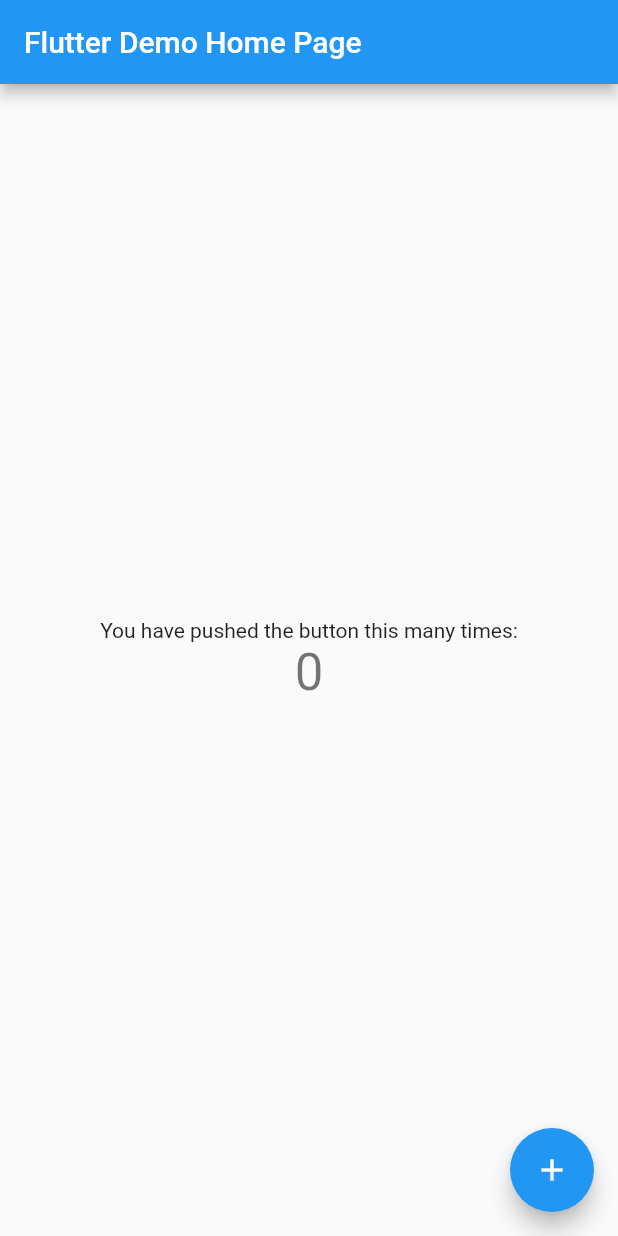
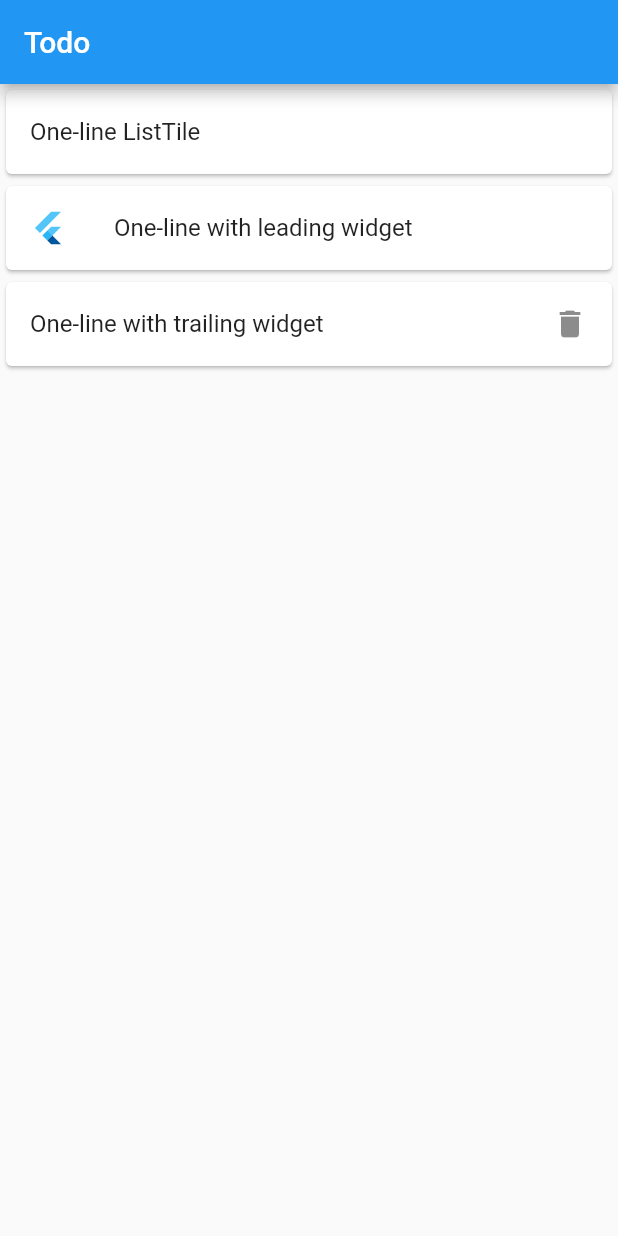
Before and after one commit to CodeForGhost/todo_flutter, a Flutter app: the screen it shows after launch, on a phone screen of 412 x 824 dp. Run offline on Flutter 3.47's test engine with Material 2 defaults, Android fonts, the phone set to English and light mode, and no system bars.

Commit message:
UI of todo

```diff
--- a/lib/main.dart
+++ b/lib/main.dart
@@ -13,103 +13,43 @@ class MyApp extends StatelessWidget {
     return MaterialApp(
       title: 'Flutter Demo',
       theme: ThemeData(
-        // This is the theme of your application.
-        //
-        // Try running your application with "flutter run". You'll see the
-        // application has a blue toolbar. Then, without quitting the app, try
-        // changing the primarySwatch below to Colors.green and then invoke
-        // "hot reload" (press "r" in the console where you ran "flutter run",
-        // or simply save your changes to "hot reload" in a Flutter IDE).
-        // Notice that the counter didn't reset back to zero; the application
-        // is not restarted.
         primarySwatch: Colors.blue,
       ),
-      home: const MyHomePage(title: 'Flutter Demo Home Page'),
+      home: const MyHomePage(),
     );
   }
 }
 
 class MyHomePage extends StatefulWidget {
-  const MyHomePage({Key? key, required this.title}) : super(key: key);
-
-  // This widget is the home page of your application. It is stateful, meaning
-  // that it has a State object (defined below) that contains fields that affect
-  // how it looks.
-
-  // This class is the configuration for the state. It holds the values (in this
-  // case the title) provided by the parent (in this case the App widget) and
-  // used by the build method of the State. Fields in a Widget subclass are
-  // always marked "final".
-
-  final String title;
+  const MyHomePage({Key? key}) : super(key: key);
 
   @override
   State<MyHomePage> createState() => _MyHomePageState();
 }
 
 class _MyHomePageState extends State<MyHomePage> {
-  int _counter = 0;
-
-  void _incrementCounter() {
-    setState(() {
-      // This call to setState tells the Flutter framework that something has
-      // changed in this State, which causes it to rerun the build method below
-      // so that the display can reflect the updated values. If we changed
-      // _counter without calling setState(), then the build method would not be
-      // called again, and so nothing would appear to happen.
-      _counter++;
-    });
-  }
-
   @override
   Widget build(BuildContext context) {
-    // This method is rerun every time setState is called, for instance as done
-    // by the _incrementCounter method above.
-    //
-    // The Flutter framework has been optimized to make rerunning build methods
-    // fast, so that you can just rebuild anything that needs updating rather
-    // than having to individually change instances of widgets.
     return Scaffold(
-      appBar: AppBar(
-        // Here we take the value from the MyHomePage object that was created by
-        // the App.build method, and use it to set our appbar title.
-        title: Text(widget.title),
+      appBar: AppBar(title: Text('Todo')),
+      body: ListView(
+        children: const <Widget>[
+          Card(child: ListTile(title: Text('One-line ListTile'))),
+          Card(
+            child: ListTile(
+              leading: FlutterLogo(),
+              title: Text('One-line with leading widget'),
+            ),
+          ),
+          Card(
+            child: ListTile(
+              // leading: ,
+              title: Text('One-line with trailing widget'),
+              trailing: Icon(Icons.delete),
+            ),
+          ),
+        ],
       ),
-      body: Center(
-        // Center is a layout widget. It takes a single child and positions it
-        // in the middle of the parent.
-        child: Column(
-          // Column is also a layout widget. It takes a list of children and
-          // arranges them vertically. By default, it sizes itself to fit its
-          // children horizontally, and tries to be as tall as its parent.
-          //
-          // Invoke "debug painting" (press "p" in the console, choose the
-          // "Toggle Debug Paint" action from the Flutter Inspector in Android
-          // Studio, or the "Toggle Debug Paint" command in Visual Studio Code)
-          // to see the wireframe for each widget.
-          //
-          // Column has various properties to control how it sizes itself and
-          // how it positions its children. Here we use mainAxisAlignment to
-          // center the children vertically; the main axis here is the vertical
-          // axis because Columns are vertical (the cross axis would be
-          // horizontal).
-          mainAxisAlignment: MainAxisAlignment.center,
-          children: <Widget>[
-            const Text(
-              'You have pushed the button this many times:',
-            ),
-            Text(
-              '$_counter',
-              style: Theme.of(context).textTheme.headline4,
-            ),
-          ],
-        ),
-      ),
-      floatingActionButton: FloatingActionButton(
-        onPressed: _incrementCounter,
-        tooltip: 'Increment',
-        child: const Icon(Icons.add),
-      ), // This trailing comma makes auto-formatting nicer for build methods.
     );
   }
 }
```
